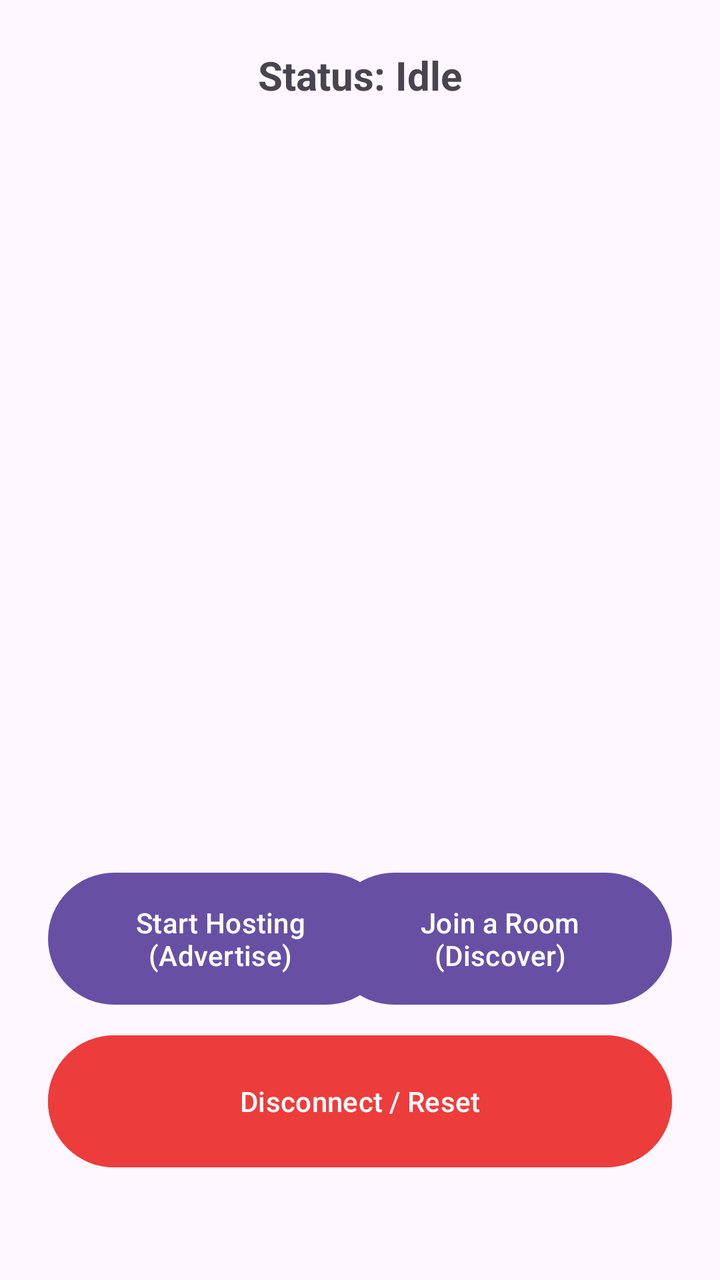
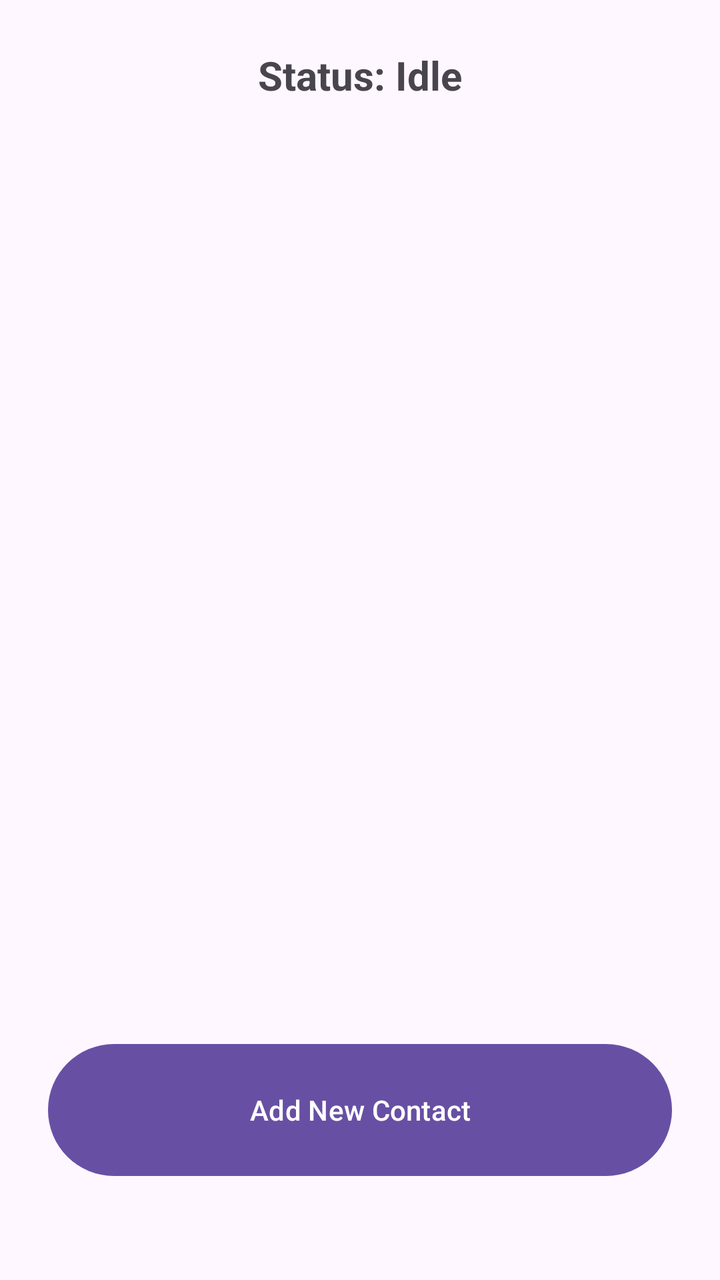

Two renders of the same Android screen: before a commit and after it. Below are the layout's source before the change and the commit's diff.
<!-- AndroidManifest.xml: application theme Theme.PeerConnect -->
<!-- res/layout/activity_main.xml -->
<?xml version="1.0" encoding="utf-8"?>
<androidx.constraintlayout.widget.ConstraintLayout
    xmlns:android="http://schemas.android.com/apk/res/android"
    xmlns:app="http://schemas.android.com/apk/res-auto"
    xmlns:tools="http://schemas.android.com/tools"
    android:layout_width="match_parent"
    android:layout_height="match_parent">

    <androidx.constraintlayout.widget.ConstraintLayout
        android:id="@+id/layoutConnection"
        android:layout_width="match_parent"
        android:layout_height="match_parent"
        android:padding="24dp"
        android:visibility="visible"
        tools:visibility="gone">

        <TextView
            android:id="@+id/statusText"
            android:layout_width="0dp"
            android:layout_height="wrap_content"
            android:text="Status: Idle"
            android:textAlignment="center"
            android:textSize="20sp"
            android:textStyle="bold"
            app:layout_constraintEnd_toEndOf="parent"
            app:layout_constraintHorizontal_bias="0.0"
            app:layout_constraintStart_toStartOf="parent"
            app:layout_constraintTop_toTopOf="parent"
            app:layout_constraintVertical_bias="0.022" />

        <androidx.recyclerview.widget.RecyclerView
            android:id="@+id/peersRecyclerView"
            android:layout_width="0dp"
            android:layout_height="371dp"
            app:layout_constraintBottom_toTopOf="@+id/btnHost"
            app:layout_constraintEnd_toEndOf="parent"
            app:layout_constraintHorizontal_bias="1.0"
            app:layout_constraintStart_toStartOf="parent"
            app:layout_constraintTop_toBottomOf="@+id/statusText"
            app:layout_constraintVertical_bias="0.75" />

        <Button
            android:id="@+id/btnHost"
            android:layout_width="172dp"
            android:layout_height="74dp"
            android:text="Start Hosting (Advertise)"
            app:layout_constraintBottom_toBottomOf="parent"
            app:layout_constraintEnd_toEndOf="parent"
            app:layout_constraintHorizontal_bias="0.0"
            app:layout_constraintStart_toStartOf="parent"
            app:layout_constraintTop_toTopOf="parent"
            app:layout_constraintVertical_bias="0.788" />

        <Button
            android:id="@+id/btnJoin"
            android:layout_width="172dp"
            android:layout_height="74dp"
            android:text="Join a Room (Discover)"
            app:layout_constraintBottom_toBottomOf="parent"
            app:layout_constraintEnd_toEndOf="parent"
            app:layout_constraintHorizontal_bias="1.0"
            app:layout_constraintStart_toStartOf="parent"
            app:layout_constraintTop_toTopOf="parent"
            app:layout_constraintVertical_bias="0.788" />

        <Button
            android:id="@+id/btnDisconnect"
            android:layout_width="0dp"
            android:layout_height="74dp"
            android:backgroundTint="#ED3C3C"
            android:text="Disconnect / Reset"
            android:textColor="#FFFFFF"
            app:layout_constraintBottom_toBottomOf="parent"
            app:layout_constraintEnd_toEndOf="parent"
            app:layout_constraintHorizontal_bias="0.0"
            app:layout_constraintStart_toStartOf="parent"
            app:layout_constraintTop_toTopOf="parent"
            app:layout_constraintVertical_bias="0.945" />

    </androidx.constraintlayout.widget.ConstraintLayout>


    <androidx.constraintlayout.widget.ConstraintLayout
        android:id="@+id/layoutChat"
        android:layout_width="match_parent"
        android:layout_height="match_parent"
        android:visibility="gone"
        tools:visibility="visible">

        <View
            android:id="@+id/headerBackground"
            android:layout_width="0dp"
            android:layout_height="64dp"
            android:background="?attr/colorPrimary"
            app:layout_constraintEnd_toEndOf="parent"
            app:layout_constraintStart_toStartOf="parent"
            app:layout_constraintTop_toTopOf="parent" />

        <TextView
            android:id="@+id/chatHeader"
            android:layout_width="wrap_content"
            android:layout_height="wrap_content"
            android:layout_marginStart="16dp"
            android:text="Connected Chat"
            android:textColor="#FFFFFF"
            android:textSize="20sp"
            android:textStyle="bold"
            app:layout_constraintBottom_toBottomOf="@id/headerBackground"
            app:layout_constraintStart_toStartOf="parent"
            app:layout_constraintTop_toTopOf="@id/headerBackground" />

        <Button
            android:id="@+id/btnExitChat"
            android:layout_width="wrap_content"
            android:layout_height="wrap_content"
            android:layout_marginEnd="12dp"
            android:backgroundTint="#FF5252"
            android:text="Exit"
            app:layout_constraintBottom_toBottomOf="@id/headerBackground"
            app:layout_constraintEnd_toEndOf="parent"
            app:layout_constraintTop_toTopOf="@id/headerBackground" />

        <TextView
            android:id="@+id/chatStatusText"
            android:layout_width="match_parent"
            android:layout_height="wrap_content"
            android:background="#333333"
            android:padding="4dp"
            android:text="Status: Connected"
            android:textAlignment="center"
            android:textColor="#FFFFFF"
            android:textSize="12sp"
            app:layout_constraintTop_toBottomOf="@+id/headerBackground"
            app:layout_constraintStart_toStartOf="parent"
            app:layout_constraintEnd_toEndOf="parent" />

        <androidx.recyclerview.widget.RecyclerView
            android:id="@+id/chatRecyclerView"
            android:layout_width="0dp"
            android:layout_height="0dp"
            android:padding="8dp"
            app:layout_constraintBottom_toTopOf="@id/editMessage"
            app:layout_constraintEnd_toEndOf="parent"
            app:layout_constraintStart_toStartOf="parent"
            app:layout_constraintTop_toBottomOf="@+id/chatStatusText" />

        <EditText
            android:id="@+id/editMessage"
            android:layout_width="0dp"
            android:layout_height="wrap_content"
            android:layout_marginStart="12dp"
            android:layout_marginEnd="8dp"
            android:layout_marginBottom="12dp"
            android:background="@android:drawable/edit_text"
            android:hint="Type message..."
            android:minHeight="48dp"
            android:padding="12dp"
            android:textColor="@color/black"
            app:layout_constraintBottom_toBottomOf="parent"
            app:layout_constraintEnd_toStartOf="@id/btnSend"
            app:layout_constraintStart_toStartOf="parent" />

        <Button
            android:id="@+id/btnSend"
            android:layout_width="wrap_content"
            android:layout_height="wrap_content"
            android:layout_marginEnd="12dp"
            android:layout_marginBottom="12dp"
            android:text="Send"
            app:layout_constraintBottom_toBottomOf="parent"
            app:layout_constraintEnd_toEndOf="parent" />

    </androidx.constraintlayout.widget.ConstraintLayout>

</androidx.constraintlayout.widget.ConstraintLayout>
<!-- resources referenced by this layout -->
<resources>
  <color name="black">#FF000000</color>
  <style name="Theme.PeerConnect" parent="Base.Theme.PeerConnect" />
  <style name="Base.Theme.PeerConnect" parent="Theme.Material3.DayNight.NoActionBar">
          
          
      </style>
</resources>

<!-- the commit's change to res/layout/activity_main.xml (unified diff, before → after) -->
@@ -12,7 +12,7 @@
         android:layout_height="match_parent"
         android:padding="24dp"
         android:visibility="visible"
-        tools:visibility="gone">
+        tools:visibility="visible">
 
         <TextView
             android:id="@+id/statusText"
@@ -31,61 +31,55 @@
         <androidx.recyclerview.widget.RecyclerView
             android:id="@+id/peersRecyclerView"
             android:layout_width="0dp"
-            android:layout_height="371dp"
+            android:layout_height="0dp"
             app:layout_constraintBottom_toTopOf="@+id/btnHost"
             app:layout_constraintEnd_toEndOf="parent"
             app:layout_constraintHorizontal_bias="1.0"
             app:layout_constraintStart_toStartOf="parent"
             app:layout_constraintTop_toBottomOf="@+id/statusText"
-            app:layout_constraintVertical_bias="0.75" />
+            app:layout_constraintVertical_bias="0.0"
+            android:layout_marginBottom="16dp"
+            android:layout_marginTop="16dp"/>
 
         <Button
             android:id="@+id/btnHost"
-            android:layout_width="172dp"
+            android:layout_width="0dp"
             android:layout_height="74dp"
-            android:text="Start Hosting (Advertise)"
+            android:text="Add New Contact"
             app:layout_constraintBottom_toBottomOf="parent"
             app:layout_constraintEnd_toEndOf="parent"
-            app:layout_constraintHorizontal_bias="0.0"
             app:layout_constraintStart_toStartOf="parent"
-            app:layout_constraintTop_toTopOf="parent"
-            app:layout_constraintVertical_bias="0.788" />
+            app:layout_constraintVertical_bias="0.9"
+            android:layout_marginBottom="24dp"/>
 
         <Button
             android:id="@+id/btnJoin"
             android:layout_width="172dp"
             android:layout_height="74dp"
-            android:text="Join a Room (Discover)"
+            android:text="Join"
+            android:visibility="gone"
             app:layout_constraintBottom_toBottomOf="parent"
             app:layout_constraintEnd_toEndOf="parent"
-            app:layout_constraintHorizontal_bias="1.0"
-            app:layout_constraintStart_toStartOf="parent"
-            app:layout_constraintTop_toTopOf="parent"
-            app:layout_constraintVertical_bias="0.788" />
+            app:layout_constraintStart_toStartOf="parent" />
 
         <Button
             android:id="@+id/btnDisconnect"
             android:layout_width="0dp"
             android:layout_height="74dp"
-            android:backgroundTint="#ED3C3C"
-            android:text="Disconnect / Reset"
-            android:textColor="#FFFFFF"
+            android:text="Disconnect"
+            android:visibility="gone"
             app:layout_constraintBottom_toBottomOf="parent"
             app:layout_constraintEnd_toEndOf="parent"
-            app:layout_constraintHorizontal_bias="0.0"
-            app:layout_constraintStart_toStartOf="parent"
-            app:layout_constraintTop_toTopOf="parent"
-            app:layout_constraintVertical_bias="0.945" />
+            app:layout_constraintStart_toStartOf="parent" />
 
     </androidx.constraintlayout.widget.ConstraintLayout>
-
 
     <androidx.constraintlayout.widget.ConstraintLayout
         android:id="@+id/layoutChat"
         android:layout_width="match_parent"
         android:layout_height="match_parent"
         android:visibility="gone"
-        tools:visibility="visible">
+        tools:visibility="gone">
 
         <View
             android:id="@+id/headerBackground"
